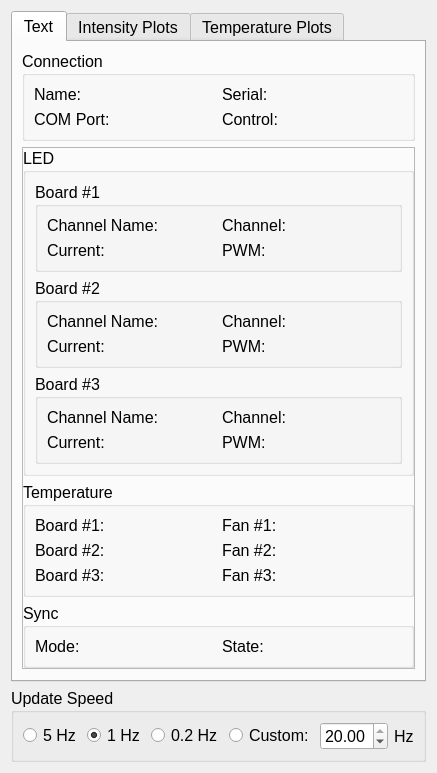
berkeley-oz-vision/SixPrimaryProjector, file LedDriverGUI/resources/qt/Status_GUI.ui: the form before one commit.
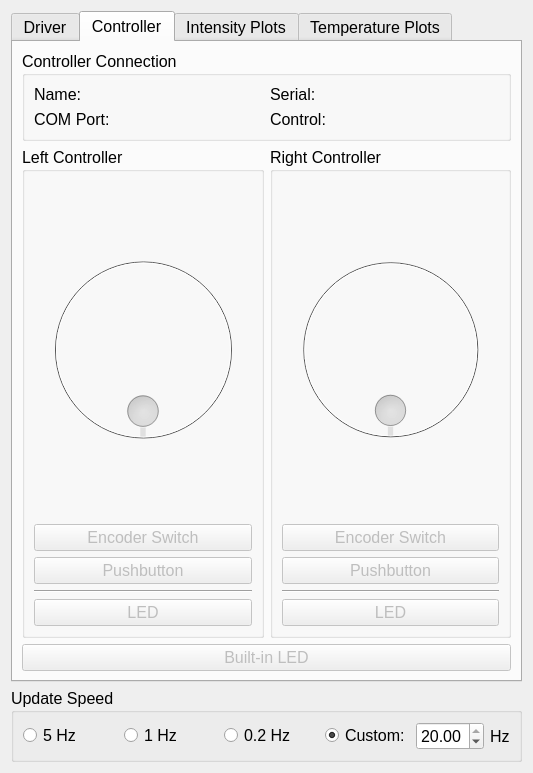
The form after the commit. Custom widgets are drawn as their Qt base class.

Commit message: fix path for loading the other UIs, and fixed statusWindow loading as well.

The edit to the form file:
```diff
--- a/LedDriverGUI/resources/qt/Status_GUI.ui
+++ b/LedDriverGUI/resources/qt/Status_GUI.ui
@@ -6,7 +6,7 @@
    <rect>
     <x>0</x>
     <y>0</y>
-    <width>418</width>
+    <width>533</width>
     <height>714</height>
    </rect>
   </property>
@@ -22,14 +22,116 @@
    <item row="0" column="0">
     <widget class="QTabWidget" name="main_tab">
      <property name="currentIndex">
-      <number>0</number>
+      <number>1</number>
      </property>
      <widget class="QWidget" name="text_tab">
       <attribute name="title">
-       <string>Text</string>
+       <string>Driver</string>
       </attribute>
-      <layout class="QGridLayout" name="gridLayout_6" rowstretch="0,0,0">
-       <item row="1" column="0">
+      <layout class="QGridLayout" name="gridLayout_6">
+       <item row="3" column="0" colspan="2">
+        <spacer name="text_spacer">
+         <property name="orientation">
+          <enum>Qt::Vertical</enum>
+         </property>
+         <property name="sizeHint" stdset="0">
+          <size>
+           <width>20</width>
+           <height>40</height>
+          </size>
+         </property>
+        </spacer>
+       </item>
+       <item row="0" column="0" rowspan="2" colspan="2">
+        <widget class="QGroupBox" name="text_driver_connection_box">
+         <property name="font">
+          <font>
+           <pointsize>12</pointsize>
+           <weight>50</weight>
+           <italic>false</italic>
+           <bold>false</bold>
+           <underline>false</underline>
+           <strikeout>false</strikeout>
+          </font>
+         </property>
+         <property name="title">
+          <string>Driver Connection</string>
+         </property>
+         <layout class="QGridLayout" name="gridLayout_9">
+          <item row="0" column="1">
+           <widget class="QLabel" name="text_serial_label">
+            <property name="font">
+             <font>
+              <pointsize>12</pointsize>
+              <weight>50</weight>
+              <italic>false</italic>
+              <bold>false</bold>
+              <underline>false</underline>
+              <strikeout>false</strikeout>
+             </font>
+            </property>
+            <property name="toolTip">
+             <string>Serial number of the selected LED driver</string>
+            </property>
+            <property name="text">
+             <string>Serial: </string>
+            </property>
+           </widget>
+          </item>
+          <item row="0" column="0">
+           <widget class="QLabel" name="text_name_label">
+            <property name="font">
+             <font>
+              <pointsize>12</pointsize>
+              <weight>50</weight>
+              <italic>false</italic>
+              <bold>false</bold>
+              <underline>false</underline>
+              <strikeout>false</strikeout>
+             </font>
+            </property>
+            <property name="toolTip">
+             <string>Name of the selected LED driver</string>
+            </property>
+            <property name="text">
+             <string>Name: </string>
+            </property>
+           </widget>
+          </item>
+          <item row="1" column="0">
+           <widget class="QLabel" name="text_com_port_label">
+            <property name="font">
+             <font>
+              <pointsize>12</pointsize>
+              <weight>50</weight>
+              <italic>false</italic>
+              <bold>false</bold>
+              <underline>false</underline>
+              <strikeout>false</strikeout>
+             </font>
+            </property>
+            <property name="toolTip">
+             <string>COM port the selected LED driver is using.</string>
+            </property>
+            <property name="text">
+             <string>COM Port: </string>
+            </property>
+           </widget>
+          </item>
+          <item row="1" column="1">
+           <widget class="QLabel" name="text_control_label">
+            <property name="toolTip">
+             <string>Whether the driver is being controlled mechnically or via software.</string>
+            </property>
+            <property name="text">
+             <string>Control:</string>
+            </property>
+           </widget>
+          </item>
+         </layout>
+        </widget>
+       </item>
+       <item row="2" column="0" colspan="2">
         <widget class="QFrame" name="frame">
          <property name="frameShape">
           <enum>QFrame::StyledPanel</enum>
@@ -464,8 +566,163 @@
          </layout>
         </widget>
        </item>
-       <item row="0" column="0">
-        <widget class="QGroupBox" name="text_connection_box">
+      </layout>
+     </widget>
+     <widget class="QWidget" name="controler_tab">
+      <attribute name="title">
+       <string>Controller</string>
+      </attribute>
+      <layout class="QGridLayout" name="gridLayout_22">
+       <item row="1" column="0">
+        <widget class="QGroupBox" name="controller_left_box">
+         <property name="title">
+          <string>Left Controller</string>
+         </property>
+         <layout class="QGridLayout" name="gridLayout_20" rowstretch="10,0,0,0,0">
+          <item row="2" column="0">
+           <widget class="QPushButton" name="controller_left_button_button">
+            <property name="enabled">
+             <bool>false</bool>
+            </property>
+            <property name="text">
+             <string>Pushbutton</string>
+            </property>
+            <property name="checkable">
+             <bool>true</bool>
+            </property>
+           </widget>
+          </item>
+          <item row="1" column="0">
+           <widget class="QPushButton" name="controller_left_switch_button">
+            <property name="enabled">
+             <bool>false</bool>
+            </property>
+            <property name="text">
+             <string>Encoder Switch</string>
+            </property>
+            <property name="checkable">
+             <bool>true</bool>
+            </property>
+            <property name="autoExclusive">
+             <bool>false</bool>
+            </property>
+           </widget>
+          </item>
+          <item row="0" column="0">
+           <widget class="QDial" name="controller_left_dial">
+            <property name="enabled">
+             <bool>false</bool>
+            </property>
+            <property name="maximum">
+             <number>255</number>
+            </property>
+            <property name="wrapping">
+             <bool>true</bool>
+            </property>
+           </widget>
+          </item>
+          <item row="3" column="0">
+           <widget class="Line" name="controller_left_line">
+            <property name="orientation">
+             <enum>Qt::Horizontal</enum>
+            </property>
+           </widget>
+          </item>
+          <item row="4" column="0">
+           <widget class="QPushButton" name="controller_left_led_button">
+            <property name="enabled">
+             <bool>false</bool>
+            </property>
+            <property name="text">
+             <string>LED</string>
+            </property>
+            <property name="checkable">
+             <bool>true</bool>
+            </property>
+           </widget>
+          </item>
+         </layout>
+        </widget>
+       </item>
+       <item row="1" column="1">
+        <widget class="QGroupBox" name="controller_right_box">
+         <property name="title">
+          <string>Right Controller</string>
+         </property>
+         <layout class="QGridLayout" name="gridLayout_21" rowstretch="10,0,0,0,0">
+          <item row="0" column="0">
+           <widget class="QDial" name="controller_right_dial">
+            <property name="enabled">
+             <bool>false</bool>
+            </property>
+            <property name="maximum">
+             <number>255</number>
+            </property>
+            <property name="wrapping">
+             <bool>true</bool>
+            </property>
+           </widget>
+          </item>
+          <item row="3" column="0">
+           <widget class="Line" name="controller_right_line">
+            <property name="orientation">
+             <enum>Qt::Horizontal</enum>
+            </property>
+           </widget>
+          </item>
+          <item row="1" column="0">
+           <widget class="QPushButton" name="controller_right_switch_button">
+            <property name="enabled">
+             <bool>false</bool>
+            </property>
+            <property name="text">
+             <string>Encoder Switch</string>
+            </property>
+            <property name="checkable">
+             <bool>true</bool>
+            </property>
+            <property name="autoExclusive">
+             <bool>false</bool>
+            </property>
+           </widget>
+          </item>
+          <item row="2" column="0">
+           <widget class="QPushButton" name="controller_right_button_button">
+            <property name="enabled">
+             <bool>false</bool>
+            </property>
+            <property name="text">
+             <string>Pushbutton</string>
+            </property>
+            <property name="checkable">
+             <bool>true</bool>
+            </property>
+            <property name="autoExclusive">
+             <bool>false</bool>
+            </property>
+           </widget>
+          </item>
+          <item row="4" column="0">
+           <widget class="QPushButton" name="controller_right_led_button">
+            <property name="enabled">
+             <bool>false</bool>
+            </property>
+            <property name="text">
+             <string>LED</string>
+            </property>
+            <property name="checkable">
+             <bool>true</bool>
+            </property>
+            <property name="autoExclusive">
+             <bool>false</bool>
+            </property>
+           </widget>
+          </item>
+         </layout>
+        </widget>
+       </item>
+       <item row="0" column="0" colspan="2">
+        <widget class="QGroupBox" name="text_controller_connection_box">
          <property name="font">
           <font>
            <pointsize>12</pointsize>
@@ -477,11 +734,11 @@
           </font>
          </property>
          <property name="title">
-          <string>Connection</string>
+          <string>Controller Connection</string>
          </property>
-         <layout class="QGridLayout" name="gridLayout_9">
+         <layout class="QGridLayout" name="gridLayout_19">
           <item row="0" column="1">
-           <widget class="QLabel" name="text_serial_label">
+           <widget class="QLabel" name="text_controller_serial_label">
             <property name="font">
              <font>
               <pointsize>12</pointsize>
@@ -501,7 +758,7 @@
            </widget>
           </item>
           <item row="0" column="0">
-           <widget class="QLabel" name="text_name_label">
+           <widget class="QLabel" name="text_controller_name_label">
             <property name="font">
              <font>
               <pointsize>12</pointsize>
@@ -521,7 +778,7 @@
            </widget>
           </item>
           <item row="1" column="0">
-           <widget class="QLabel" name="text_com_port_label">
+           <widget class="QLabel" name="text_controller_com_port_label">
             <property name="font">
              <font>
               <pointsize>12</pointsize>
@@ -541,7 +798,7 @@
            </widget>
           </item>
           <item row="1" column="1">
-           <widget class="QLabel" name="text_control_label">
+           <widget class="QLabel" name="text_controller_control_label">
             <property name="toolTip">
              <string>Whether the driver is being controlled mechnically or via software.</string>
             </property>
@@ -553,18 +810,24 @@
          </layout>
         </widget>
        </item>
-       <item row="2" column="0">
-        <spacer name="text_spacer">
-         <property name="orientation">
-          <enum>Qt::Vertical</enum>
+       <item row="2" column="0" colspan="2">
+        <widget class="QPushButton" name="controller_builtin_led_button">
+         <property name="enabled">
+          <bool>false</bool>
          </property>
-         <property name="sizeHint" stdset="0">
-          <size>
-           <width>20</width>
-           <height>40</height>
-          </size>
+         <property name="text">
+          <string>Built-in LED</string>
          </property>
-        </spacer>
+         <property name="checkable">
+          <bool>true</bool>
+         </property>
+         <property name="checked">
+          <bool>false</bool>
+         </property>
+         <property name="autoExclusive">
+          <bool>false</bool>
+         </property>
+        </widget>
        </item>
       </layout>
      </widget>
@@ -764,7 +1027,7 @@
          <string>1 Hz</string>
         </property>
         <property name="checked">
-         <bool>true</bool>
+         <bool>false</bool>
         </property>
        </widget>
       </item>
@@ -776,6 +1039,9 @@
         <property name="text">
          <string>Custom:</string>
         </property>
+        <property name="checked">
+         <bool>true</bool>
+        </property>
        </widget>
       </item>
      </layout>
```
Left out of the diff: 2 changed lines with no effect on the pictures. The commit also changes 6 other files.
